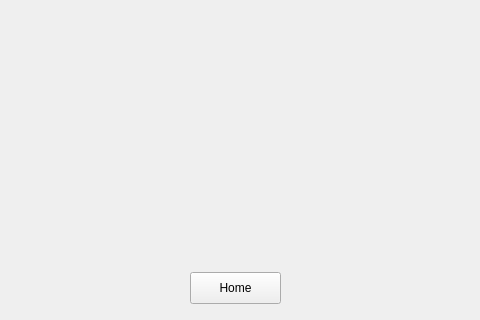
First picture: the form in Progetto/mainwindow.ui, repository marcovirgillo/ProgettoPO, before the edit; both pictures show x 280 to 760 and y 448 to 768 of the 1024 by 768 pixel window.
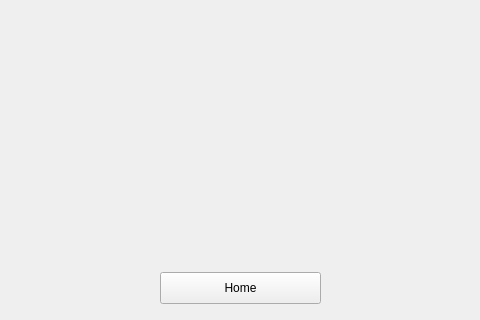
Second picture: the form after the edit.

The edit to the form file:
```diff
--- a/Progetto/mainwindow.ui
+++ b/Progetto/mainwindow.ui
@@ -72,9 +72,9 @@
    <widget class="QPushButton" name="buttonHome">
     <property name="geometry">
      <rect>
-      <x>470</x>
+      <x>440</x>
       <y>720</y>
-      <width>91</width>
+      <width>161</width>
       <height>32</height>
      </rect>
     </property>
```
